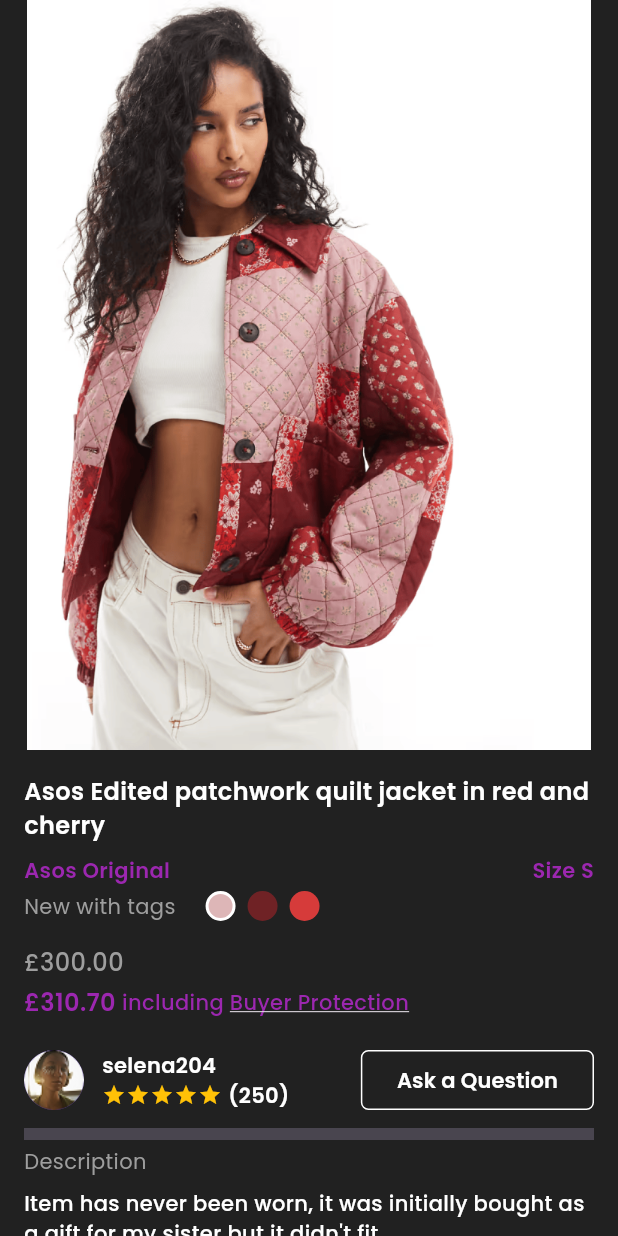
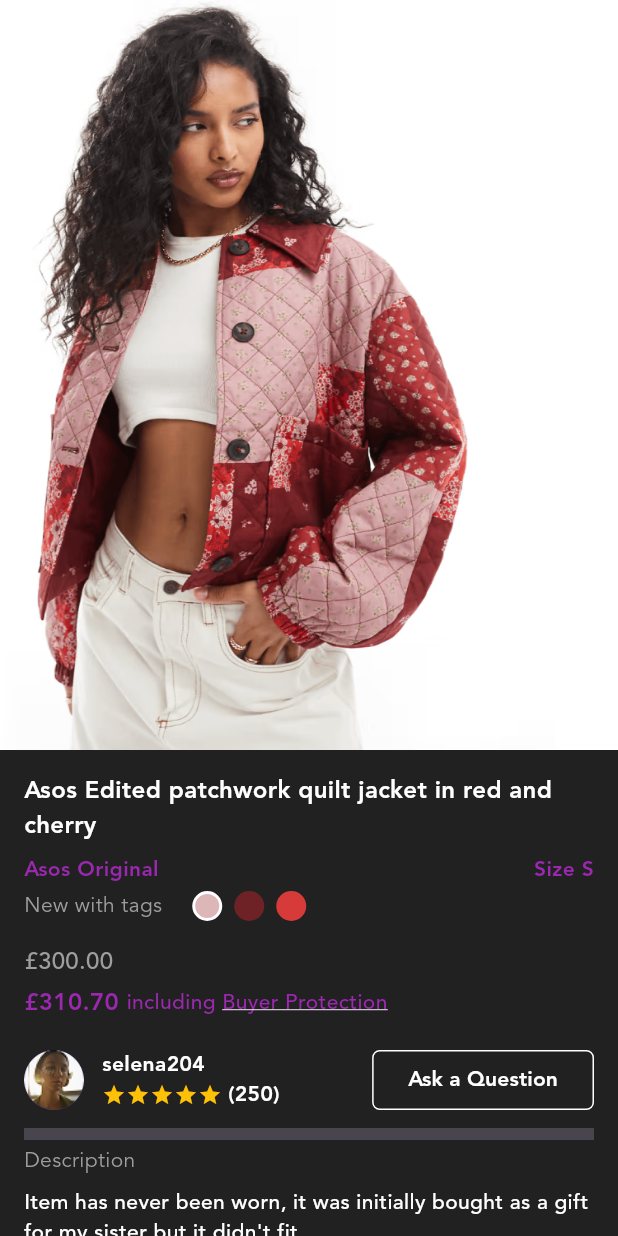
Before and after one commit to t0yosi/test_session, a Flutter app: the ProductPage screen opened directly, on a phone screen of 412 x 824 dp. Run offline on Flutter 3.47's test engine with Material 3 defaults, Android fonts, the phone set to English and light mode, and no system bars; drawn by our look-alikes of flutter_rating_bar; our stand-ins replace flutter_svg, google_fonts.

Commit message:
font update

```diff
--- a/lib/screens/product_page_screen.dart
+++ b/lib/screens/product_page_screen.dart
@@ -35,11 +35,11 @@
                 children: [
                   Image.asset(
                     'assets/jacket.png',
-                    fit: BoxFit.fitHeight,
+                    fit: BoxFit.fill ,
                   ),
                   Image.asset(
                     'assets/product.png',
-                    fit: BoxFit.fitHeight,
+                    fit: BoxFit.fitWidth,
                   ),
                 ],
               ),
--- a/lib/utils/text_styles.dart
+++ b/lib/utils/text_styles.dart
@@ -29,24 +29,44 @@
     double? height,
     double? letterSpacing,
     TextDecoration? decoration,
+    FontStyle fontStyle = FontStyle.normal,
   }) {
-    return GoogleFonts.getFont(
-      'Poppins',
+    // First try to load from assets (if you've added custom font files)
+    try {
+      return TextStyle(
+        fontFamily: 'Avenir LT Pro',
         fontSize: fontSize,
         fontWeight: fontWeight,
         color: color,
         height: height,
         letterSpacing: letterSpacing,
         decoration: decoration,
+        fontStyle: fontStyle,
+      );
+    } catch (e) {
+      // Fallback to Poppins if Avenir not available
+      return GoogleFonts.poppins(
+        fontSize: fontSize,
+        fontWeight: fontWeight,
+        color: color,
+        height: height,
+        letterSpacing: letterSpacing,
+        decoration: decoration,
+        fontStyle: fontStyle,
       );
     }
+  }
+
+  // ----------------------------
+  // Headline Styles
+  // ----------------------------
 
   /// Headline - Large
   static TextStyle headlineLarge(BuildContext context, {Color? color, bool useAvenir = false}) =>
     useAvenir
       ? avenir(
           fontSize: 32,
-          fontWeight: FontWeight.bold,
+          fontWeight: FontWeight.w800, // Avenir Heavy
           color: color ?? Theme.of(context).textTheme.headlineLarge?.color,
         )
       : inter(
@@ -60,7 +80,7 @@
     useAvenir
       ? avenir(
           fontSize: 24,
-          fontWeight: FontWeight.bold,
+          fontWeight: FontWeight.w800, // Avenir Heavy
           color: color ?? Theme.of(context).textTheme.headlineMedium?.color,
         )
       : inter(
@@ -69,12 +89,16 @@
           color: color ?? Theme.of(context).textTheme.headlineMedium?.color,
         );
 
+  // ----------------------------
+  // Title Styles
+  // ----------------------------
+
   /// Title - Large
   static TextStyle titleLarge(BuildContext context, {Color? color, bool useAvenir = false}) =>
     useAvenir
       ? avenir(
           fontSize: 20,
-          fontWeight: FontWeight.w600,
+          fontWeight: FontWeight.w700, // Avenir Bold
           color: color ?? Theme.of(context).textTheme.titleLarge?.color,
         )
       : inter(
@@ -88,7 +112,7 @@
     useAvenir
       ? avenir(
           fontSize: 20,
-          fontWeight: FontWeight.w700,
+          fontWeight: FontWeight.w800, // Avenir Heavy
           color: color ?? Theme.of(context).textTheme.titleLarge?.color,
         )
       : inter(
@@ -97,12 +121,16 @@
           color: color ?? Theme.of(context).textTheme.titleLarge?.color,
         );
 
+  // ----------------------------
+  // Body Styles
+  // ----------------------------
+
   /// Body - Head
   static TextStyle bodyHead(BuildContext context, {Color? color, bool useAvenir = false}) =>
     useAvenir
       ? avenir(
           fontSize: 16,
-          fontWeight: FontWeight.w700,
+          fontWeight: FontWeight.w800, // Avenir Heavy
           color: color ?? Theme.of(context).textTheme.bodyLarge?.color,
         )
       : inter(
@@ -116,7 +144,7 @@
     useAvenir
       ? avenir(
           fontSize: 16,
-          fontWeight: FontWeight.w600,
+          fontWeight: FontWeight.w700, // Avenir Bold
           color: color ?? Theme.of(context).textTheme.bodyLarge?.color,
         )
       : inter(
@@ -125,13 +153,12 @@
           color: color ?? Theme.of(context).textTheme.bodyLarge?.color,
         );
 
-
   /// Body - Base
   static TextStyle bodyBase(BuildContext context, {Color? color, bool useAvenir = false}) =>
     useAvenir
       ? avenir(
           fontSize: 16,
-          fontWeight: FontWeight.w500,
+          fontWeight: FontWeight.w500, // Avenir Medium
           color: color ?? Theme.of(context).textTheme.bodyLarge?.color,
         )
       : inter(
@@ -145,7 +172,7 @@
     useAvenir
       ? avenir(
           fontSize: 14,
-          fontWeight: FontWeight.w600,
+          fontWeight: FontWeight.w600, // Avenir Demi
           color: color ?? Theme.of(context).textTheme.bodyMedium?.color,
         )
       : inter(
@@ -154,12 +181,16 @@
           color: color ?? Theme.of(context).textTheme.bodyMedium?.color,
         );
 
+  // ----------------------------
+  // Label Styles
+  // ----------------------------
+
   /// Label - Large
   static TextStyle labelLarge(BuildContext context, {Color? color, bool useAvenir = false}) =>
     useAvenir
       ? avenir(
           fontSize: 14,
-          fontWeight: FontWeight.w500,
+          fontWeight: FontWeight.w500, // Avenir Medium
           color: color ?? Theme.of(context).textTheme.labelLarge?.color,
         )
       : inter(
@@ -168,13 +199,12 @@
           color: color ?? Theme.of(context).textTheme.labelLarge?.color,
         );
 
-
   /// Label - Base
   static TextStyle labelBase(BuildContext context, {Color? color, bool useAvenir = false}) =>
     useAvenir
       ? avenir(
           fontSize: 14,
-          fontWeight: FontWeight.w400,
+          fontWeight: FontWeight.w400, // Avenir Book
           color: color ?? Theme.of(context).textTheme.labelLarge?.color,
         )
       : inter(
@@ -188,7 +218,7 @@
     useAvenir
       ? avenir(
           fontSize: 12,
-          fontWeight: FontWeight.w500,
+          fontWeight: FontWeight.w500, // Avenir Medium
           color: color ?? Theme.of(context).textTheme.labelMedium?.color,
         )
       : inter(
@@ -202,7 +232,7 @@
     useAvenir
       ? avenir(
           fontSize: 12,
-          fontWeight: FontWeight.w400,
+          fontWeight: FontWeight.w400, // Avenir Book
           color: color ?? Theme.of(context).textTheme.labelMedium?.color,
         )
       : inter(
@@ -211,12 +241,16 @@
           color: color ?? Theme.of(context).textTheme.labelMedium?.color,
         );
 
+  // ----------------------------
+  // Caption Styles
+  // ----------------------------
+
   /// Caption
   static TextStyle caption(BuildContext context, {Color? color, bool useAvenir = false}) =>
     useAvenir
       ? avenir(
           fontSize: 12,
-          fontWeight: FontWeight.normal,
+          fontWeight: FontWeight.w400, // Avenir Book
           color: color ?? Theme.of(context).textTheme.bodySmall?.color,
         )
       : inter(
```
Also changed, not shown: pubspec.yaml (+45 -8 lines), fonts/AvenirLTProBlack.otf (added), fonts/AvenirLTProBlackOblique.otf (added), fonts/AvenirLTProBook.otf (added), fonts/AvenirLTProBookOblique.otf (added), fonts/AvenirLTProHeavy.otf (added), fonts/AvenirLTProHeavyOblique.otf (added), fonts/AvenirLTProLight.otf (added), fonts/AvenirLTProLightOblique.otf (added), fonts/AvenirLTProMedium.otf (added), fonts/AvenirLTProMediumOblique.otf (added), fonts/AvenirLTProOblique.otf (added), fonts/AvenirLTProRoman.otf (added). Lines whose indentation alone changed are shown as unchanged.
